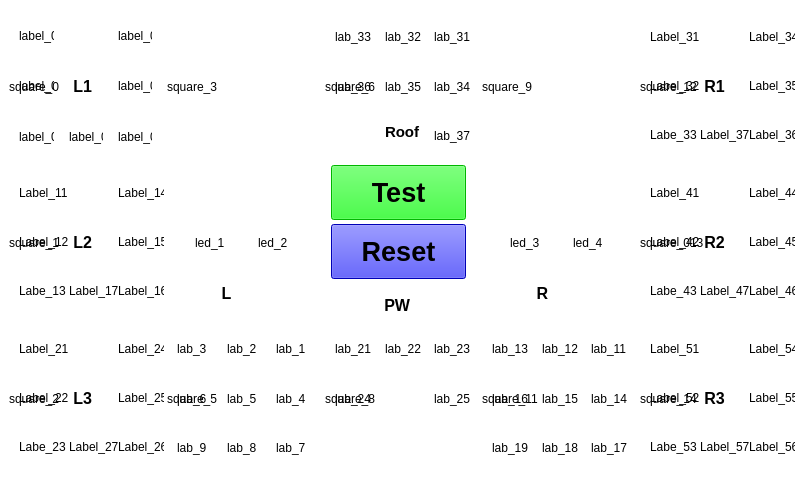
Before: the Qt Designer form skjerm.ui in sokratesmv/Cabelchecker, drawn with Qt 5.
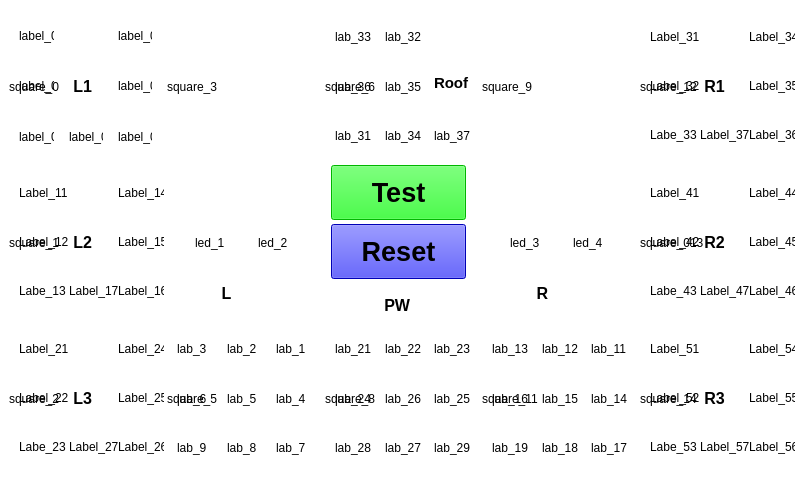
After: the same form once the commit is applied.

Patch:
```diff
--- a/skjerm.ui
+++ b/skjerm.ui
@@ -171,6 +171,15 @@
              </color>
             </brush>
            </colorrole>
+           <colorrole role="PlaceholderText">
+            <brush brushstyle="NoBrush">
+             <color alpha="128">
+              <red>0</red>
+              <green>0</green>
+              <blue>0</blue>
+             </color>
+            </brush>
+           </colorrole>
           </active>
           <inactive>
            <colorrole role="WindowText">
@@ -263,6 +272,15 @@
              </color>
             </brush>
            </colorrole>
+           <colorrole role="PlaceholderText">
+            <brush brushstyle="NoBrush">
+             <color alpha="128">
+              <red>0</red>
+              <green>0</green>
+              <blue>0</blue>
+             </color>
+            </brush>
+           </colorrole>
           </inactive>
           <disabled>
            <colorrole role="WindowText">
@@ -355,6 +373,15 @@
              </color>
             </brush>
            </colorrole>
+           <colorrole role="PlaceholderText">
+            <brush brushstyle="NoBrush">
+             <color alpha="128">
+              <red>0</red>
+              <green>0</green>
+              <blue>0</blue>
+             </color>
+            </brush>
+           </colorrole>
           </disabled>
          </palette>
         </property>
@@ -591,6 +618,63 @@
        <property name="verticalSpacing">
         <number>8</number>
        </property>
+       <item row="3" column="2">
+        <widget class="QLabel" name="lab_29">
+         <property name="minimumSize">
+          <size>
+           <width>50</width>
+           <height>50</height>
+          </size>
+         </property>
+         <property name="maximumSize">
+          <size>
+           <width>50</width>
+           <height>50</height>
+          </size>
+         </property>
+         <property name="text">
+          <string>lab_29</string>
+         </property>
+        </widget>
+       </item>
+       <item row="1" column="2">
+        <widget class="QLabel" name="lab_25">
+         <property name="minimumSize">
+          <size>
+           <width>50</width>
+           <height>50</height>
+          </size>
+         </property>
+         <property name="maximumSize">
+          <size>
+           <width>50</width>
+           <height>50</height>
+          </size>
+         </property>
+         <property name="text">
+          <string>lab_25</string>
+         </property>
+        </widget>
+       </item>
+       <item row="1" column="1">
+        <widget class="QLabel" name="lab_26">
+         <property name="minimumSize">
+          <size>
+           <width>50</width>
+           <height>50</height>
+          </size>
+         </property>
+         <property name="maximumSize">
+          <size>
+           <width>50</width>
+           <height>50</height>
+          </size>
+         </property>
+         <property name="text">
+          <string>lab_26</string>
+         </property>
+        </widget>
+       </item>
        <item row="0" column="1">
         <widget class="QLabel" name="lab_22">
          <property name="minimumSize">
@@ -610,63 +694,6 @@
          </property>
         </widget>
        </item>
-       <item row="0" column="0">
-        <widget class="QLabel" name="lab_21">
-         <property name="minimumSize">
-          <size>
-           <width>50</width>
-           <height>50</height>
-          </size>
-         </property>
-         <property name="maximumSize">
-          <size>
-           <width>50</width>
-           <height>50</height>
-          </size>
-         </property>
-         <property name="text">
-          <string>lab_21</string>
-         </property>
-        </widget>
-       </item>
-       <item row="1" column="0">
-        <widget class="QLabel" name="lab_24">
-         <property name="minimumSize">
-          <size>
-           <width>50</width>
-           <height>50</height>
-          </size>
-         </property>
-         <property name="maximumSize">
-          <size>
-           <width>50</width>
-           <height>50</height>
-          </size>
-         </property>
-         <property name="text">
-          <string>lab_24</string>
-         </property>
-        </widget>
-       </item>
-       <item row="2" column="0">
-        <widget class="QLabel" name="label_20">
-         <property name="minimumSize">
-          <size>
-           <width>50</width>
-           <height>50</height>
-          </size>
-         </property>
-         <property name="maximumSize">
-          <size>
-           <width>50</width>
-           <height>50</height>
-          </size>
-         </property>
-         <property name="text">
-          <string/>
-         </property>
-        </widget>
-       </item>
        <item row="0" column="2">
         <widget class="QLabel" name="lab_23">
          <property name="minimumSize">
@@ -686,8 +713,8 @@
          </property>
         </widget>
        </item>
-       <item row="1" column="2">
-        <widget class="QLabel" name="lab_25">
+       <item row="1" column="0">
+        <widget class="QLabel" name="lab_24">
          <property name="minimumSize">
           <size>
            <width>50</width>
@@ -701,12 +728,12 @@
           </size>
          </property>
          <property name="text">
-          <string>lab_25</string>
+          <string>lab_24</string>
          </property>
         </widget>
        </item>
-       <item row="2" column="1">
-        <widget class="QLabel" name="label_38">
+       <item row="0" column="0">
+        <widget class="QLabel" name="lab_21">
          <property name="minimumSize">
           <size>
            <width>50</width>
@@ -720,12 +747,12 @@
           </size>
          </property>
          <property name="text">
-          <string/>
+          <string>lab_21</string>
          </property>
         </widget>
        </item>
-       <item row="2" column="2">
-        <widget class="QLabel" name="label_39">
+       <item row="3" column="0">
+        <widget class="QLabel" name="lab_28">
          <property name="minimumSize">
           <size>
            <width>50</width>
@@ -739,7 +766,26 @@
           </size>
          </property>
          <property name="text">
-          <string/>
+          <string>lab_28</string>
+         </property>
+        </widget>
+       </item>
+       <item row="3" column="1">
+        <widget class="QLabel" name="lab_27">
+         <property name="minimumSize">
+          <size>
+           <width>50</width>
+           <height>50</height>
+          </size>
+         </property>
+         <property name="maximumSize">
+          <size>
+           <width>50</width>
+           <height>50</height>
+          </size>
+         </property>
+         <property name="text">
+          <string>lab_27</string>
          </property>
         </widget>
        </item>
@@ -2187,25 +2233,6 @@
          </property>
         </widget>
        </item>
-       <item row="0" column="2">
-        <widget class="QLabel" name="lab_31">
-         <property name="minimumSize">
-          <size>
-           <width>50</width>
-           <height>50</height>
-          </size>
-         </property>
-         <property name="maximumSize">
-          <size>
-           <width>50</width>
-           <height>50</height>
-          </size>
-         </property>
-         <property name="text">
-          <string>lab_31</string>
-         </property>
-        </widget>
-       </item>
        <item row="0" column="0">
         <widget class="QLabel" name="lab_33">
          <property name="minimumSize">
@@ -2225,25 +2252,6 @@
          </property>
         </widget>
        </item>
-       <item row="2" column="2">
-        <widget class="QLabel" name="lab_34">
-         <property name="minimumSize">
-          <size>
-           <width>50</width>
-           <height>50</height>
-          </size>
-         </property>
-         <property name="maximumSize">
-          <size>
-           <width>50</width>
-           <height>50</height>
-          </size>
-         </property>
-         <property name="text">
-          <string>lab_34</string>
-         </property>
-        </widget>
-       </item>
        <item row="3" column="2">
         <widget class="QLabel" name="lab_37">
          <property name="minimumSize">
@@ -2301,7 +2309,45 @@
          </property>
         </widget>
        </item>
+       <item row="3" column="0">
+        <widget class="QLabel" name="lab_31">
+         <property name="minimumSize">
+          <size>
+           <width>50</width>
+           <height>50</height>
+          </size>
+         </property>
+         <property name="maximumSize">
+          <size>
+           <width>50</width>
+           <height>50</height>
+          </size>
+         </property>
+         <property name="text">
+          <string>lab_31</string>
+         </property>
+        </widget>
+       </item>
        <item row="3" column="1">
+        <widget class="QLabel" name="lab_34">
+         <property name="minimumSize">
+          <size>
+           <width>50</width>
+           <height>50</height>
+          </size>
+         </property>
+         <property name="maximumSize">
+          <size>
+           <width>50</width>
+           <height>50</height>
+          </size>
+         </property>
+         <property name="text">
+          <string>lab_34</string>
+         </property>
+        </widget>
+       </item>
+       <item row="2" column="2">
         <widget class="QLabel" name="label_4">
          <property name="font">
           <font>
```
